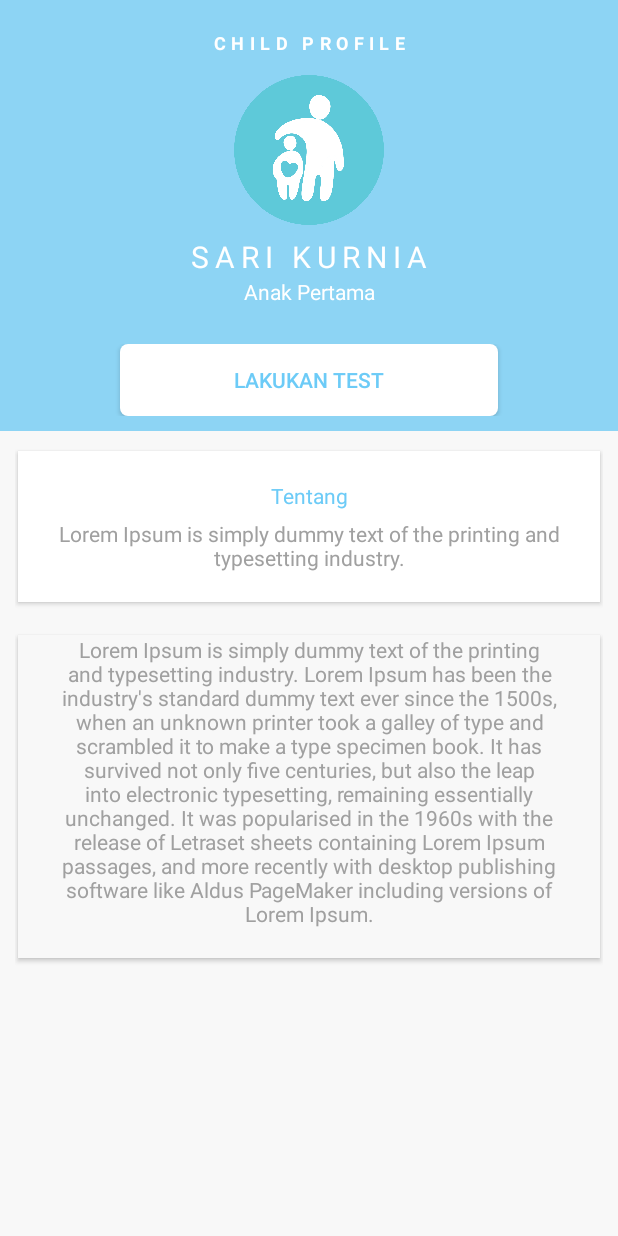
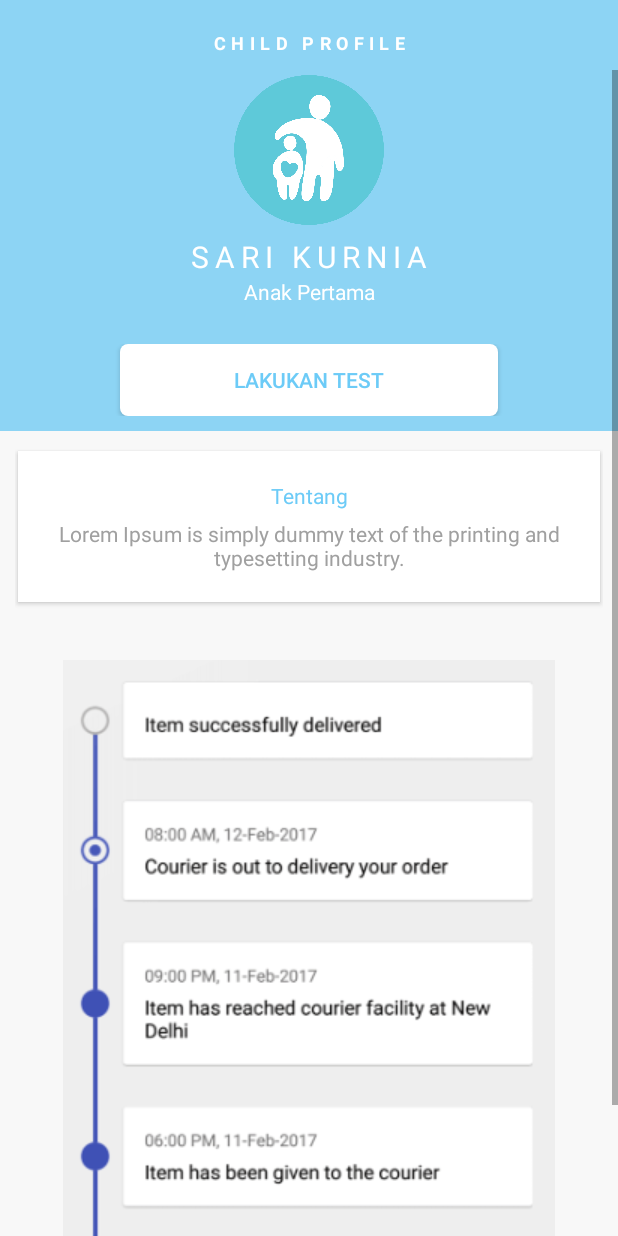
Before and after one commit to sarikrn/parentcare, an Android app: the ChildProfileActivity screen opened directly, with no data from a screen before it, on a phone screen of 412 x 824 dp. Run offline under Robolectric (Android 15) with nearby library versions, the phone set to English and light mode, and no system bars.

Commit message:
update child profile v.3

```diff
--- a/app/build.gradle
+++ b/app/build.gradle
@@ -30,4 +30,7 @@ dependencies {
     implementation 'com.nightonke:blurlockview:1.0.0'
     implementation 'com.android.support:cardview-v7:28.0.0'
     implementation 'com.android.support:support-v4:28.0.0'
+
+    implementation 'com.github.vipulasri:timelineview:1.0.6'
+    implementation 'com.android.support:recyclerview-v7:28.0.0'
 }
--- a/app/src/main/AndroidManifest.xml
+++ b/app/src/main/AndroidManifest.xml
@@ -3,8 +3,8 @@
     package="com.informatika.parentcare">
 
     <application
+        android:allowBackup="true"
         android:hardwareAccelerated="true"
-        android:allowBackup="true"
         android:icon="@mipmap/ic_launcher"
         android:label="@string/app_name"
         android:roundIcon="@mipmap/ic_launcher_round"
@@ -13,11 +13,12 @@
         <activity android:name=".LoginActivity">
             <intent-filter>
                 <action android:name="android.intent.action.MAIN" />
+
                 <category android:name="android.intent.category.LAUNCHER" />
             </intent-filter>
         </activity>
         <activity android:name=".HomeActivity" />
-        <activity android:name=".ChildProfileActivity"></activity>
+        <activity android:name=".ChildProfileActivity" />
     </application>
 
 </manifest>
--- a/app/src/main/res/layout/activity_child_profile.xml
+++ b/app/src/main/res/layout/activity_child_profile.xml
@@ -4,26 +4,27 @@
     xmlns:tools="http://schemas.android.com/tools"
     android:layout_width="match_parent"
     android:layout_height="match_parent"
+    android:background="#f8f8f8"
     android:orientation="vertical"
-    android:background="#f8f8f8"
     tools:context=".ChildProfileActivity">
 
     //@Sari Kurnia : Judul halaman
+
     <TextView
         android:id="@+id/title"
         android:layout_width="match_parent"
         android:layout_height="wrap_content"
         android:background="@color/colorPrimary"
-        android:paddingBottom="10dp"
+        android:letterSpacing="0.3"
+        android:paddingLeft="10dp"
         android:paddingTop="20dp"
         android:paddingRight="10dp"
-        android:paddingLeft="10dp"
+        android:paddingBottom="10dp"
         android:text="CHILD PROFILE"
         android:textAlignment="center"
         android:textColor="@android:color/white"
         android:textSize="12dp"
-        android:textStyle="bold"
-        android:letterSpacing="0.3"/>
+        android:textStyle="bold" />
 
     <ScrollView
         android:layout_width="match_parent"
@@ -39,12 +40,12 @@
             <LinearLayout
                 android:layout_width="match_parent"
                 android:layout_height="wrap_content"
+                android:background="@color/colorPrimary"
                 android:orientation="vertical"
                 android:paddingLeft="10dp"
                 android:paddingTop="3dp"
                 android:paddingRight="10dp"
-                android:paddingBottom="10dp"
-                android:background="@color/colorPrimary">
+                android:paddingBottom="10dp">
 
                 <ImageView
                     android:id="@+id/photo"
@@ -67,11 +68,11 @@
                         android:id="@+id/nama"
                         android:layout_width="match_parent"
                         android:layout_height="wrap_content"
+                        android:letterSpacing="0.2"
                         android:text="SARI KURNIA"
                         android:textAlignment="center"
                         android:textColor="#ffffff"
-                        android:textSize="20dp"
-                        android:letterSpacing="0.2"/>
+                        android:textSize="20dp" />
 
                     <TextView
                         android:id="@+id/addiction"
@@ -98,29 +99,25 @@
                         android:background="@drawable/button_general"
                         android:onClick="TambahDataAnak"
                         android:text="Lakukan Test"
-                        android:textColor="@color/colorFontDark"/>
+                        android:textColor="@color/colorFontDark" />
                 </RelativeLayout>
 
             </LinearLayout>
 
             //Sari Kurnia : Layout konten/hasil dari konsultasi
-            <GridLayout
+            <RelativeLayout
                 android:layout_width="match_parent"
                 android:layout_height="wrap_content"
-                android:columnCount="1"
-                android:alignmentMode="alignMargins"
-                android:columnOrderPreserved="false"
-                android:layout_weight="8"
                 android:padding="10dp">
 
                 <android.support.v7.widget.CardView
                     android:layout_width="match_parent"
                     android:layout_height="wrap_content"
+                    android:layout_rowWeight="1"
                     android:layout_columnWeight="1"
-                    android:layout_rowWeight="1"
                     android:layout_marginBottom="15dp"
+                    app:cardCornerRadius="0dp"
                     app:cardElevation="2dp"
-                    app:cardCornerRadius="0dp"
                     app:cardUseCompatPadding="true">
 
                     <RelativeLayout
@@ -133,57 +130,37 @@
                             android:layout_width="match_parent"
                             android:layout_height="25dp"
                             android:text="Tentang"
-                            android:textSize="14dp"
+                            android:textAlignment="center"
                             android:textColor="@color/colorFontDark"
-                            android:textAlignment="center" />
+                            android:textSize="14dp" />
 
                         <TextView
                             android:layout_width="match_parent"
                             android:layout_height="wrap_content"
+                            android:layout_below="@id/title_card"
                             android:text="Lorem Ipsum is simply dummy text of the printing and typesetting industry."
-                            android:layout_below="@id/title_card"
-                            android:textColor="#A0A0A0"
-                            android:textAlignment="center"/>
+                            android:textAlignment="center"
+                            android:textColor="#A0A0A0" />
                     </RelativeLayout>
 
                 </android.support.v7.widget.CardView>
+            </RelativeLayout>
 
-                <android.support.v7.widget.CardView
+            //@Sari Kurnia : Layout riwayat konsultasi/test
+            <RelativeLayout
+                android:layout_width="match_parent"
+                android:layout_height="wrap_content"
+                android:padding="10dp">
+
+                <ImageView
                     android:layout_width="match_parent"
                     android:layout_height="wrap_content"
-                    android:layout_columnWeight="1"
-                    android:layout_rowWeight="1"
-                    android:layout_marginBottom="15dp"
-                    app:cardElevation="2dp"
-                    app:cardCornerRadius="0dp"
-                    app:cardUseCompatPadding="true"
-                    app:cardBackgroundColor="#f8f8f8">
+                    android:src="@drawable/capture"/>
 
-                    <RelativeLayout
-                        android:layout_width="match_parent"
-                        android:layout_height="match_parent"
-                        android:layout_marginRight="20dp"
-                        android:layout_marginLeft="20dp"
-                        android:layout_marginBottom="20dp">
-
-                        <TextView
-                            android:layout_width="match_parent"
-                            android:layout_height="wrap_content"
-                            android:text="Lorem Ipsum is simply dummy text of the printing and typesetting industry. Lorem Ipsum has been the industry's standard dummy text ever since the 1500s, when an unknown printer took a galley of type and scrambled it to make a type specimen book. It has survived not only five centuries, but also the leap into electronic typesetting, remaining essentially unchanged. It was popularised in the 1960s with the release of Letraset sheets containing Lorem Ipsum passages, and more recently with desktop publishing software like Aldus PageMaker including versions of Lorem Ipsum."
-                            android:textColor="#A0A0A0"
-                            android:textAlignment="center"/>
-                    </RelativeLayout>
-
-                </android.support.v7.widget.CardView>
-
-            </GridLayout>
-
-
+            </RelativeLayout>
 
         </LinearLayout>
 
     </ScrollView>
 
-
-
 </LinearLayout>
```
Also changed, not shown: app/src/main/res/drawable-v24/capture.png (added).
